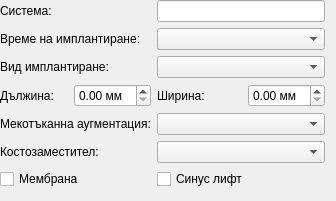
Old version of the form src/View/uiComponents/qt_derived/Widgets/ImplantView.ui in the repository thefinalcutbg/DinoDent.
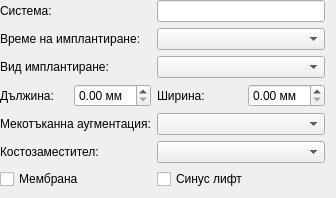
New version of the form.

The edit to the form file:
```diff
--- a/src/View/uiComponents/qt_derived/Widgets/ImplantView.ui
+++ b/src/View/uiComponents/qt_derived/Widgets/ImplantView.ui
@@ -6,8 +6,8 @@
    <rect>
     <x>0</x>
     <y>0</y>
-    <width>318</width>
-    <height>201</height>
+    <width>309</width>
+    <height>180</height>
    </rect>
   </property>
   <property name="sizePolicy">
@@ -26,6 +26,9 @@
    <property name="topMargin">
     <number>0</number>
    </property>
+   <property name="bottomMargin">
+    <number>9</number>
+   </property>
    <item>
     <layout class="QHBoxLayout" name="horizontalLayout">
      <item>
@@ -313,8 +316,8 @@
      </property>
      <property name="sizeHint" stdset="0">
       <size>
-       <width>20</width>
-       <height>9</height>
+       <width>0</width>
+       <height>0</height>
       </size>
      </property>
     </spacer>
```
